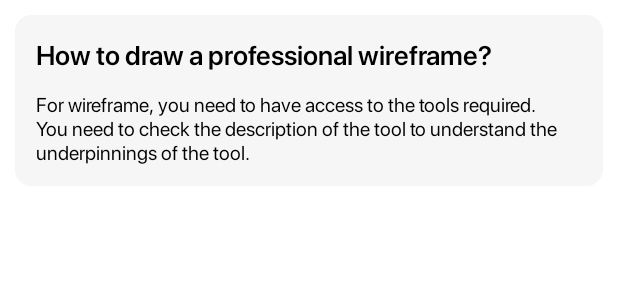
After one commit to krishna146/Note2.0, an Android app: the layout note_item.xml on its own in the app's theme, with its tools: preview values and no code run, on a phone screen of 412 x 824 dp. The commit adds this screen. Shown: the top 300 px of the screen. Run offline under Robolectric (Android 15) with nearby library versions, the phone set to English and light mode, and no system bars; network calls fail.

Commit message:
Recycler view addes for note listing

```diff
--- a/app/src/main/java/com/example/note/view/LoginFragment.kt
+++ b/app/src/main/java/com/example/note/view/LoginFragment.kt
@@ -13,6 +13,7 @@ import com.example.note.databinding.FragmentLoginBinding
 import com.example.note.models.UserRequest
 import com.example.note.utils.NetworkResult
 import com.example.note.utils.validateCredentials
+import com.example.note.viewmodel.AuthViewModel
 import dagger.hilt.android.AndroidEntryPoint
 
 @AndroidEntryPoint
--- a/app/src/main/java/com/example/note/view/RegisterFragment.kt
+++ b/app/src/main/java/com/example/note/view/RegisterFragment.kt
@@ -13,6 +13,7 @@ import com.example.note.databinding.FragmentRegisterBinding
 import com.example.note.models.UserRequest
 import com.example.note.utils.NetworkResult
 import com.example.note.utils.validateCredentials
+import com.example.note.viewmodel.AuthViewModel
 import dagger.hilt.android.AndroidEntryPoint
 
 @AndroidEntryPoint
--- a/app/src/main/java/com/example/note/view/AuthViewModel.kt
+++ b/app/src/main/java/com/example/note/viewmodel/AuthViewModel.kt
@@ -1,4 +1,4 @@
-package com.example.note.view
+package com.example.note.viewmodel
 
 import androidx.lifecycle.LiveData
 import androidx.lifecycle.ViewModel
--- /dev/null
+++ b/app/src/main/res/drawable/note_background.xml
@@ -0,0 +1,9 @@
+<?xml version="1.0" encoding="utf-8"?>
+<shape xmlns:android="http://schemas.android.com/apk/res/android">
+    <stroke
+        android:width="2dp"
+        android:color="#FFF"
+        />
+    <corners android:radius="12dp" />
+    <solid android:color="#f6f6f6"/>
+</shape>
--- /dev/null
+++ b/app/src/main/res/layout/note_item.xml
@@ -0,0 +1,30 @@
+<?xml version="1.0" encoding="utf-8"?>
+
+<LinearLayout xmlns:android="http://schemas.android.com/apk/res/android"
+    android:layout_width="match_parent"
+    android:layout_height="wrap_content"
+    android:layout_margin="8dp"
+    android:background="@drawable/note_background"
+    android:orientation="vertical"
+    android:padding="16dp">
+
+    <TextView
+        android:id="@+id/title"
+        android:layout_width="match_parent"
+        android:layout_height="wrap_content"
+        android:fontFamily="@font/sf_pro_display_semibold"
+        android:text="How to draw a professional wireframe?"
+        android:textColor="#000"
+        android:textSize="18sp" />
+
+    <TextView
+        android:id="@+id/desc"
+        android:layout_width="match_parent"
+        android:layout_height="wrap_content"
+        android:layout_marginTop="12dp"
+        android:fontFamily="@font/sf_pro_display_regular"
+        android:text="For wireframe, you need to have access to the tools required. You need to check the description of the tool to understand the underpinnings of the tool."
+        android:textColor="#000"
+        android:textSize="13sp" />
+
+</LinearLayout>
```
Also changed, not shown: app/src/main/java/com/example/note/adapter/NoteAdapter.kt (added, +46 -0 lines), app/src/main/java/com/example/note/repository/NoteRepository.kt (added, +70 -0 lines), app/src/main/java/com/example/note/view/MainFragment.kt (+34 -18 lines), app/src/main/java/com/example/note/viewmodel/NoteViewModel.kt (added, +48 -0 lines), app/src/main/res/drawable/ic_add.xml (added, +10 -0 lines), app/src/main/res/layout/fragment_main.xml (+51 -8 lines).
